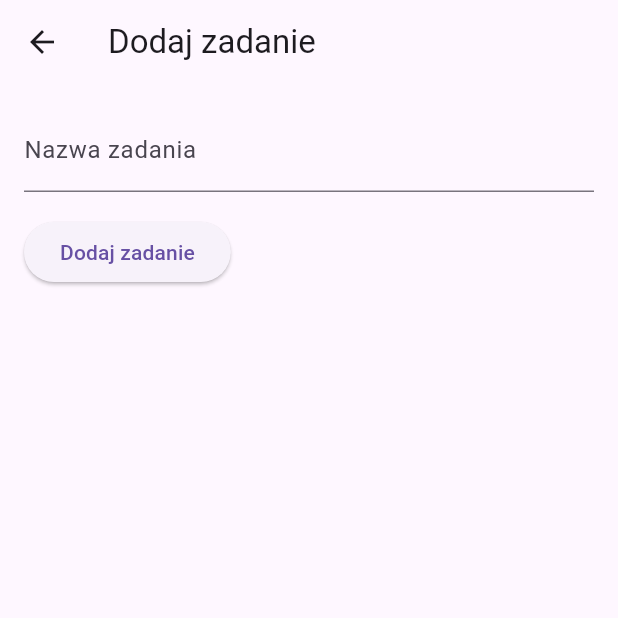
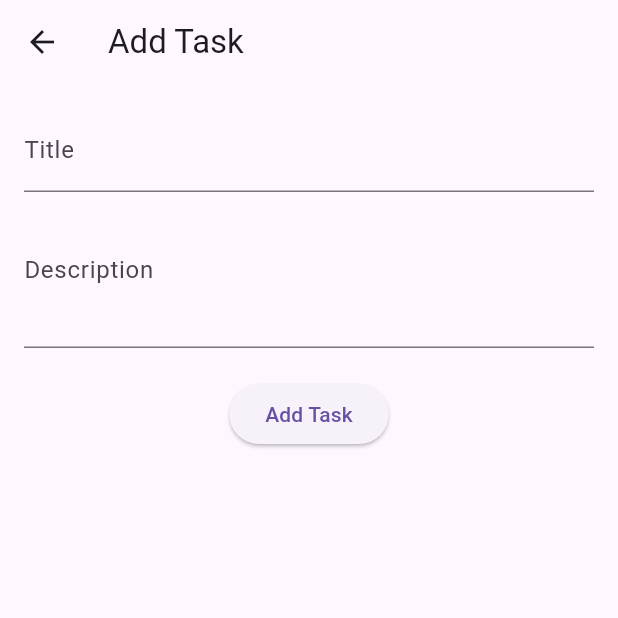
Before and after one commit to skubas2000/taskManager, a Flutter app: the screen it shows after launch, after a tap on the "add" icon, on a phone screen of 412 x 824 dp, the top half of it. Run offline on Flutter 3.47's test engine with Material 3 defaults, Android fonts, the phone set to English and light mode, and no system bars; our stand-ins replace firebase_auth, flutter_riverpod, sqflite; accounts and stored records are empty.

Commit message:
task details

```diff
--- a/lib/main.dart
+++ b/lib/main.dart
@@ -1,24 +1,18 @@
 import 'package:flutter/material.dart';
-import 'package:flutter_riverpod/flutter_riverpod.dart'; // Import Riverpod
-import 'screens/home_screen.dart'; // Import ekranu głównego
+import 'package:flutter_riverpod/flutter_riverpod.dart';
+import 'package:taskmanager/screens/home_screen.dart';  // Import ekranu głównego
 
 void main() {
-  runApp(const MyApp());
+  runApp(ProviderScope(child: MyApp()));
 }
 
 class MyApp extends StatelessWidget {
-  const MyApp({super.key});
-
   @override
   Widget build(BuildContext context) {
-    return ProviderScope( // Otoczenie aplikacji ProviderScope
-      child: MaterialApp(
-        title: 'Task Manager',
-        theme: ThemeData(
-          primarySwatch: Colors.blue,
-        ),
-        home: HomeScreen(), // Użyj ekranu głównego
-      ),
+    return MaterialApp(
+      title: 'Task Manager',
+      theme: ThemeData(primarySwatch: Colors.blue),
+      home: HomeScreen(),
     );
   }
 }
--- /dev/null
+++ b/lib/models/task_model.dart
@@ -0,0 +1,6 @@
+class Task {
+  final String title;
+  final String description;
+
+  Task({required this.title, required this.description});
+}
--- a/lib/providers/task_provider.dart
+++ b/lib/providers/task_provider.dart
@@ -1,15 +1,15 @@
 import 'package:flutter_riverpod/flutter_riverpod.dart';
+import 'package:taskmanager/models/task_model.dart';  // Zaimportuj model
 
-// Provider do przechowywania listy zadań
-final taskProvider = StateNotifierProvider<TaskNotifier, List<String>>((ref) {
-  return TaskNotifier();
-});
-
-class TaskNotifier extends StateNotifier<List<String>> {
+// Provider dla listy zadań
+class TaskNotifier extends StateNotifier<List<Task>> {
   TaskNotifier() : super([]);
 
-  // Funkcja dodająca zadanie
-  void addTask(String task) {
-    state = [...state, task];  // Dodaje nowe zadanie do listy
+  void addTask(Task task) {
+    state = [...state, task];  // Dodaj nowe zadanie do listy
   }
 }
+
+final taskProvider = StateNotifierProvider<TaskNotifier, List<Task>>(
+  (ref) => TaskNotifier(),
+);
--- a/lib/screens/add_task_screen.dart
+++ b/lib/screens/add_task_screen.dart
@@ -1,34 +1,42 @@
 import 'package:flutter/material.dart';
+import 'package:flutter_riverpod/flutter_riverpod.dart';
+import 'package:taskmanager/providers/task_provider.dart';  // Zaimportuj provider'a
+import 'package:taskmanager/models/task_model.dart';  // Zaimportuj model 'Task'
 
-class AddTaskScreen extends StatelessWidget {
-  final TextEditingController taskController = TextEditingController();
+class AddTaskScreen extends ConsumerWidget {
+  @override
+  Widget build(BuildContext context, WidgetRef ref) {
+    final titleController = TextEditingController();
+    final descriptionController = TextEditingController();
 
-  AddTaskScreen({super.key});
+    void addTask() {
+      final task = Task(
+        title: titleController.text,
+        description: descriptionController.text,
+      );
+      ref.read(taskProvider.notifier).addTask(task); // Dodaj zadanie do listy zadań
+      Navigator.pop(context); // Zamknij ekran po dodaniu zadania
+    }
 
-  @override
-  Widget build(BuildContext context) {
     return Scaffold(
-      appBar: AppBar(
-        title: Text('Dodaj zadanie'),
-      ),
+      appBar: AppBar(title: Text("Add Task")),
       body: Padding(
-        padding: EdgeInsets.all(16.0),
+        padding: const EdgeInsets.all(16.0),
         child: Column(
-          crossAxisAlignment: CrossAxisAlignment.start,
-          children: <Widget>[
+          children: [
             TextField(
-              controller: taskController,
-              decoration: InputDecoration(labelText: 'Nazwa zadania'),
+              controller: titleController,
+              decoration: InputDecoration(labelText: 'Title'),
             ),
-            SizedBox(height: 16),
+            TextField(
+              controller: descriptionController,
+              decoration: InputDecoration(labelText: 'Description'),
+              maxLines: 3,
+            ),
+            SizedBox(height: 20),
             ElevatedButton(
-              onPressed: () {
-                // Jeśli użytkownik podał zadanie, wróć do poprzedniego ekranu
-                if (taskController.text.isNotEmpty) {
-                  Navigator.pop(context, taskController.text);
-                }
-              },
-              child: Text('Dodaj zadanie'),
+              onPressed: addTask,
+              child: Text("Add Task"),
             ),
           ],
         ),
--- a/lib/screens/home_screen.dart
+++ b/lib/screens/home_screen.dart
@@ -1,42 +1,42 @@
 import 'package:flutter/material.dart';
 import 'package:flutter_riverpod/flutter_riverpod.dart';
-import 'add_task_screen.dart'; // Import ekranu dodawania zadania
-import '../providers/task_provider.dart'; // Import provider'a zadań
+import 'package:taskmanager/screens/add_task_screen.dart';  // Import ekranu dodawania zadania
+import 'package:taskmanager/screens/task_detail_screen.dart';  // Import ekranu szczegółów zadania
+import 'package:taskmanager/providers/task_provider.dart';  // Import provider'a
 
 class HomeScreen extends ConsumerWidget {
   @override
   Widget build(BuildContext context, WidgetRef ref) {
-    // Pobieramy listę zadań ze stanu
-    final tasks = ref.watch(taskProvider);
+    final tasks = ref.watch(taskProvider);  // Obserwuj listę zadań
 
     return Scaffold(
-      appBar: AppBar(
-        title: Text('Task Manager'),
+      appBar: AppBar(title: Text("Task Manager")),
+      body: ListView.builder(
+        itemCount: tasks.length,
+        itemBuilder: (context, index) {
+          final task = tasks[index];
+          return ListTile(
+            title: Text(task.title),
+            onTap: () {
+              // Przejdź do ekranu szczegółów zadania
+              Navigator.push(
+                context,
+                MaterialPageRoute(
+                  builder: (context) => TaskDetailScreen(task: task),
+                ),
+              );
+            },
+          );
+        },
       ),
-      body: tasks.isEmpty
-          ? Center(child: Text('Brak zadań'))
-          : ListView.builder(
-              itemCount: tasks.length,
-              itemBuilder: (context, index) {
-                return ListTile(
-                  title: Text(tasks[index]), // Wyświetlanie zadania
-                );
-              },
-            ),
       floatingActionButton: FloatingActionButton(
-        onPressed: () async {
-          // Otwórz ekran dodawania zadania
-          final result = await Navigator.push(
+        onPressed: () {
+          // Przejdź do ekranu dodawania zadania
+          Navigator.push(
             context,
             MaterialPageRoute(builder: (context) => AddTaskScreen()),
           );
-
-          // Jeśli użytkownik podał zadanie, dodaj je do listy
-          if (result != null && result.isNotEmpty) {
-            ref.read(taskProvider.notifier).addTask(result);
-          }
         },
-        tooltip: 'Dodaj zadanie',
         child: Icon(Icons.add),
       ),
     );
--- a/lib/screens/task_detail_screen.dart
+++ b/lib/screens/task_detail_screen.dart
@@ -1,18 +1,26 @@
 import 'package:flutter/material.dart';
+import 'package:taskmanager/models/task_model.dart';  // Zaimportuj model
 
 class TaskDetailScreen extends StatelessWidget {
-  final int taskId;
+  final Task task;
 
-  const TaskDetailScreen({super.key, required this.taskId});
+  TaskDetailScreen({required this.task});
 
   @override
   Widget build(BuildContext context) {
     return Scaffold(
-      appBar: AppBar(
-        title: Text("Task $taskId Details"),
-      ),
-      body: Center(
-        child: Text("Details of task $taskId"),
+      appBar: AppBar(title: Text(task.title)),
+      body: Padding(
+        padding: const EdgeInsets.all(16.0),
+        child: Column(
+          crossAxisAlignment: CrossAxisAlignment.start,
+          children: [
+            Text(
+              task.description,
+              style: TextStyle(fontSize: 16),
+            ),
+          ],
+        ),
       ),
     );
   }
```
